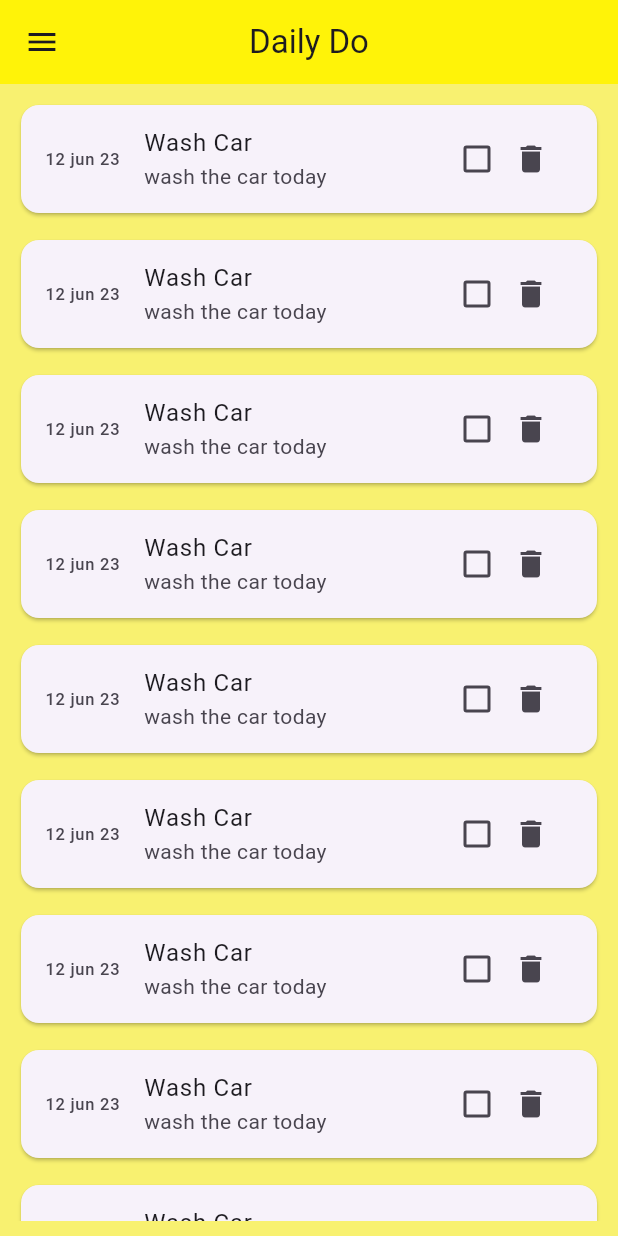
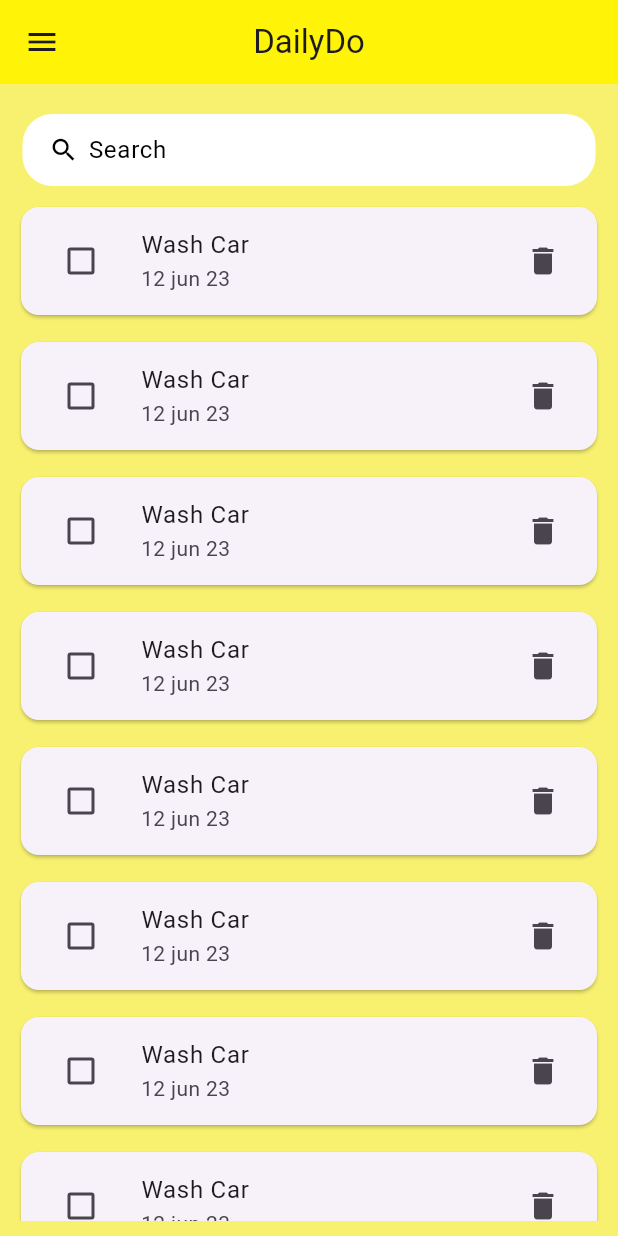
Before and after one commit to vaishakh-pk/DailyDo, a Flutter app: the screen it shows after launch, on a phone screen of 412 x 824 dp. Run offline on Flutter 3.47's test engine with Material 2 defaults, Android fonts, the light colour scheme and no system bars.

Commit message:
list view

```diff
--- a/lib/screens/home_screen.dart
+++ b/lib/screens/home_screen.dart
@@ -1,4 +1,5 @@
 import 'package:dailydo/misc/pallete.dart';
+import 'package:dailydo/widgets/searchbar.dart';
 import 'package:flutter/material.dart';
 
 class HomeScreen extends StatefulWidget {
@@ -17,32 +18,32 @@ class _HomeScreenState extends State<HomeScreen> {
     return Scaffold(
       appBar: AppBar(
         leading: const Icon(Icons.menu),
-        title: const Text('Daily Do'),
+        title: const Text('DailyDo'),
         backgroundColor: Pallete.appBarColor,
         centerTitle: true,
       ),
       body: Column(children: [
+        const SizedBox(height: 20,),
+        const customSearch(),
         Expanded(
           child: Padding(
-            padding: EdgeInsets.symmetric(horizontal: 10, vertical: 10),
+            padding: const EdgeInsets.symmetric(horizontal: 10, vertical: 10),
             child: ListView.separated
             (itemBuilder: (ctx, index){
               return Card(
                 child: ListTile(
-                  leading: Text('12 jun 23'),
-                  title: Text('Wash Car'),
-                  subtitle: Text('wash the car today'),
-                  trailing: Container(
-                    width: 80,
-                    child: Row(
-                      children :[Checkbox(value: status, onChanged: (bool? newValue){
+                  leading: Checkbox(value: status, onChanged: (bool? newValue){
                         setState(() {
                                   status = newValue ?? false;
                                 });
-                      })
-                      ,Icon(Icons.delete)]
-                    ),
+                      }),
+                  title: Text('Wash Car',
+                  style: TextStyle(
+                    decoration: status == true ? TextDecoration.lineThrough : TextDecoration.none
                   ),
+                  ),
+                  subtitle: Text('12 jun 23'),
+                  trailing: Icon(Icons.delete)
                 ),
               );
             },
--- /dev/null
+++ b/lib/widgets/searchbar.dart
@@ -0,0 +1,35 @@
+import 'package:flutter/material.dart';
+
+class customSearch extends StatelessWidget {
+  const customSearch({super.key});
+
+  @override
+  Widget build(BuildContext context) {
+    return
+    Padding(
+      padding: const EdgeInsets.symmetric(horizontal: 15),
+      child: Container(
+        padding: EdgeInsets.symmetric(horizontal: 15),
+        decoration: BoxDecoration(
+          color: Colors.white,
+          borderRadius: BorderRadius.circular(20),
+        ),child: const TextField(
+          decoration: InputDecoration(
+            contentPadding: EdgeInsets.all(0),
+            prefixIcon: Icon(Icons.search,
+            color: Colors.black,
+            size: 20,),
+            prefixIconConstraints: BoxConstraints(
+              maxHeight: 20,
+              minWidth: 25
+            ),
+                    border: InputBorder.none,
+                    hintText: 'Search',
+                    hintStyle: TextStyle(color: Colors.black)
+                    ),
+        ),
+      ),
+    )
+    ;
+  }
+}
```
